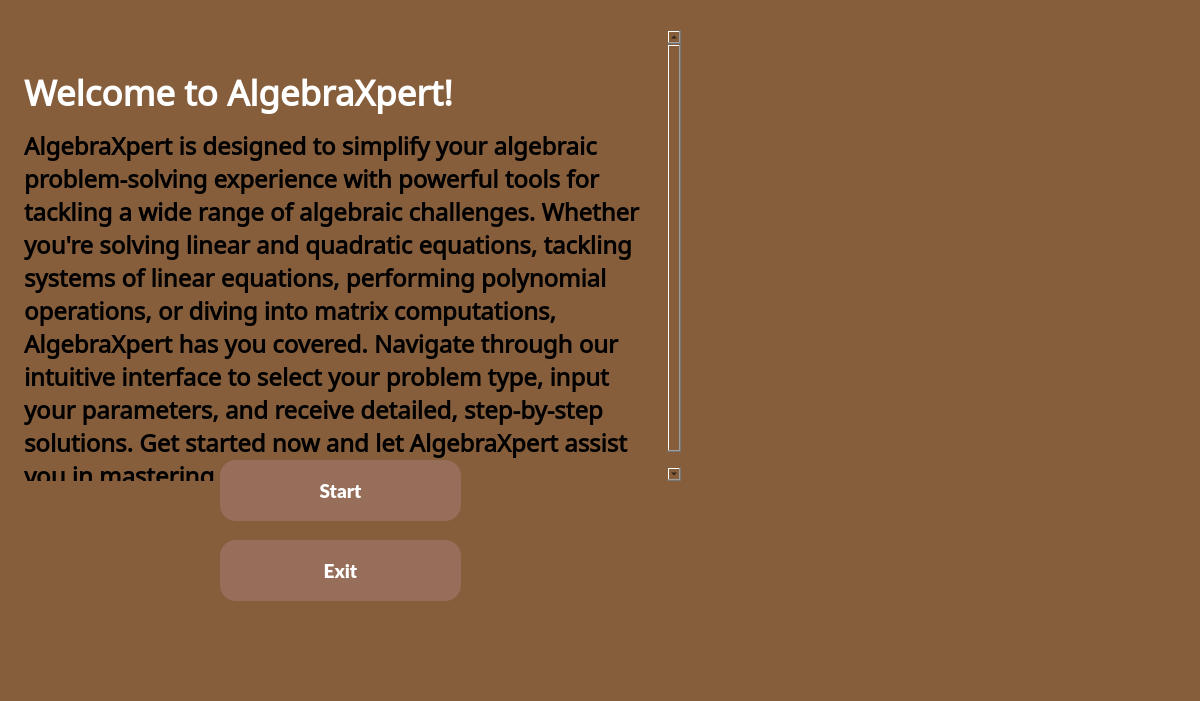
Above: algebraxpert.ui from AbdallahSalah003/AlgebraXpert before the change. Below: the same form after it.
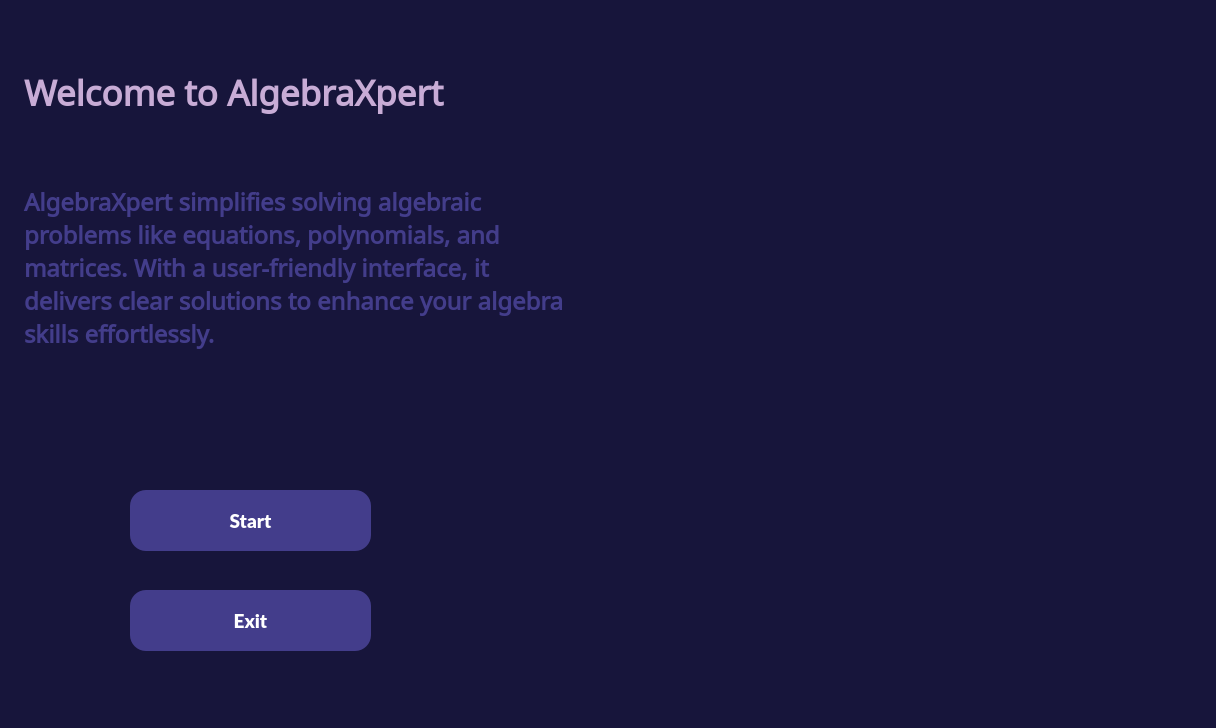
That is the form after the change. Icons and pictures are not drawn.

Commit message: Update main window palette colors

The edit to the form file:
```diff
--- a/algebraxpert.ui
+++ b/algebraxpert.ui
@@ -6,8 +6,8 @@
    <rect>
     <x>0</x>
     <y>0</y>
-    <width>1200</width>
-    <height>701</height>
+    <width>1216</width>
+    <height>728</height>
    </rect>
   </property>
   <property name="font">
@@ -25,21 +25,24 @@
    <string>AlgebraXpert</string>
   </property>
   <property name="styleSheet">
-   <string notr="true">background-color: rgb(134, 94, 60)</string>
+   <string notr="true">background-color: #17153B</string>
   </property>
   <widget class="QWidget" name="centralwidget">
    <widget class="QLabel" name="label">
     <property name="geometry">
      <rect>
-      <x>700</x>
-      <y>0</y>
-      <width>501</width>
-      <height>501</height>
+      <x>600</x>
+      <y>50</y>
+      <width>581</width>
+      <height>591</height>
      </rect>
     </property>
     <property name="text">
      <string/>
     </property>
+    <property name="textFormat">
+     <enum>Qt::TextFormat::PlainText</enum>
+    </property>
     <property name="pixmap">
      <pixmap resource="resources.qrc">:/images/assets/al-khawrizmi.jpg</pixmap>
     </property>
@@ -49,8 +52,8 @@
      <rect>
       <x>20</x>
       <y>30</y>
-      <width>661</width>
-      <height>451</height>
+      <width>551</width>
+      <height>411</height>
      </rect>
     </property>
     <property name="font">
@@ -80,15 +83,17 @@
 li.checked::marker { content: &quot;\2612&quot;; }
 &lt;/style&gt;&lt;/head&gt;&lt;body style=&quot; font-family:'Noto Sans Tai Le'; font-size:11pt; font-weight:400; font-style:normal;&quot;&gt;
 &lt;p style=&quot; margin-top:0px; margin-bottom:0px; margin-left:0px; margin-right:0px; -qt-block-indent:0; text-indent:0px;&quot;&gt;&lt;span style=&quot; font-family:'Lato','sans-serif';&quot;&gt;    &lt;/span&gt;&lt;/p&gt;
-&lt;p style=&quot; margin-top:12px; margin-bottom:12px; margin-left:0px; margin-right:0px; -qt-block-indent:0; text-indent:0px;&quot;&gt;&lt;span style=&quot; font-family:'Lato','sans-serif'; font-size:26pt; font-weight:700; color:#ffffff;&quot;&gt;Welcome to AlgebraXpert!&lt;/span&gt;&lt;span style=&quot; font-family:'Lato','sans-serif'; font-size:26pt;&quot;&gt;    &lt;/span&gt;&lt;/p&gt;
-&lt;p style=&quot; margin-top:12px; margin-bottom:12px; margin-left:0px; margin-right:0px; -qt-block-indent:0; text-indent:0px;&quot;&gt;&lt;span style=&quot; font-family:'Lato','sans-serif'; font-size:18pt; font-weight:700;&quot;&gt;AlgebraXpert is designed to simplify your algebraic problem-solving experience with powerful tools for tackling a wide range of algebraic challenges. Whether you're solving linear and quadratic equations, tackling systems of linear equations, performing polynomial operations, or diving into matrix computations, AlgebraXpert has you covered. Navigate through our intuitive interface to select your problem type, input your parameters, and receive detailed, step-by-step solutions. Get started now and let AlgebraXpert assist you in mastering algebra with ease!&lt;/span&gt;&lt;span style=&quot; font-family:'Lato','sans-serif'; font-size:18pt;&quot;&gt;    &lt;/span&gt;&lt;/p&gt;&lt;/body&gt;&lt;/html&gt;</string>
+&lt;p style=&quot; margin-top:12px; margin-bottom:12px; margin-left:0px; margin-right:0px; -qt-block-indent:0; text-indent:0px;&quot;&gt;&lt;span style=&quot; font-family:'Lato','sans-serif'; font-size:26pt; font-weight:700; color:#c8acd6;&quot;&gt;Welcome to AlgebraXpert&lt;/span&gt;&lt;span style=&quot; font-family:'Lato','sans-serif'; font-size:26pt;&quot;&gt;    &lt;/span&gt;&lt;/p&gt;
+&lt;p style=&quot;-qt-paragraph-type:empty; margin-top:0px; margin-bottom:0px; margin-left:0px; margin-right:0px; -qt-block-indent:0; text-indent:0px;&quot;&gt;&lt;br /&gt;&lt;/p&gt;
+&lt;p style=&quot;-qt-paragraph-type:empty; margin-top:0px; margin-bottom:0px; margin-left:0px; margin-right:0px; -qt-block-indent:0; text-indent:0px;&quot;&gt;&lt;br /&gt;&lt;/p&gt;
+&lt;p style=&quot; margin-top:12px; margin-bottom:12px; margin-left:0px; margin-right:0px; -qt-block-indent:0; text-indent:0px;&quot;&gt;&lt;span style=&quot; font-family:'Lato','sans-serif'; font-size:18pt; font-weight:700; color:#433d8b;&quot;&gt;AlgebraXpert simplifies solving algebraic problems like equations, polynomials, and matrices. With a user-friendly interface, it delivers clear solutions to enhance your algebra skills effortlessly.&lt;/span&gt;&lt;span style=&quot; font-family:'Lato','sans-serif'; font-size:18pt;&quot;&gt;    &lt;/span&gt;&lt;/p&gt;&lt;/body&gt;&lt;/html&gt;</string>
     </property>
    </widget>
    <widget class="QPushButton" name="startButton">
     <property name="geometry">
      <rect>
-      <x>220</x>
-      <y>460</y>
+      <x>130</x>
+      <y>490</y>
       <width>241</width>
       <height>61</height>
      </rect>
@@ -118,7 +123,7 @@
     font-size: 14pt;
     font-weight: 700;
     color: #ffffff;
-    background-color: rgb(150, 110, 90);
+    background-color: #433D8B;
     border: none;
     border-radius: 16px; /* Adjust the radius for more or less curvature */
     padding: 10px 20px; /* Adjust padding for button size */
@@ -146,8 +151,8 @@
    <widget class="QPushButton" name="exitButton">
     <property name="geometry">
      <rect>
-      <x>220</x>
-      <y>540</y>
+      <x>130</x>
+      <y>590</y>
       <width>241</width>
       <height>61</height>
      </rect>
@@ -177,7 +182,7 @@
     font-size: 14pt;
     font-weight: 700;
     color: #ffffff;
-    background-color: rgb(150, 110, 90);
+    background-color: #433D8B;
     border: none;
     border-radius: 16px; /* Adjust the radius for more or less curvature */
     padding: 10px 20px; /* Adjust padding for button size */
```
Left out of the diff: 14 changed lines with no effect on the pictures. The commit also changes 4 other files.
